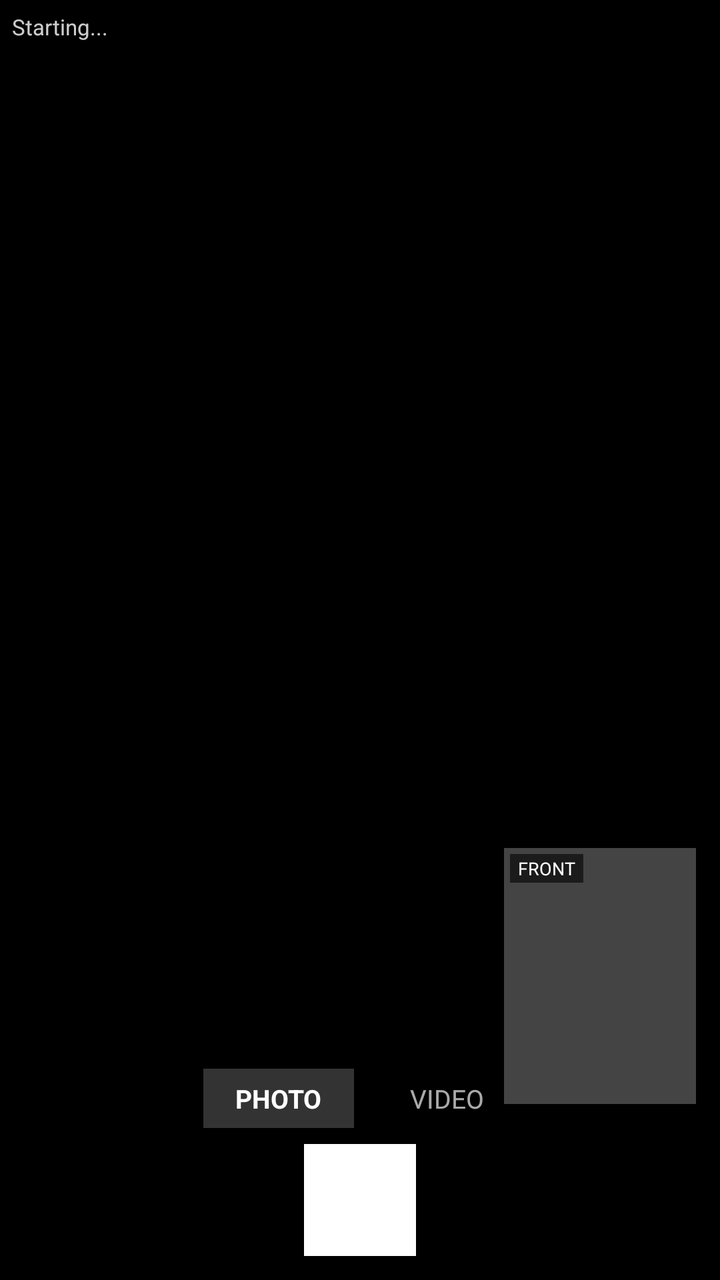
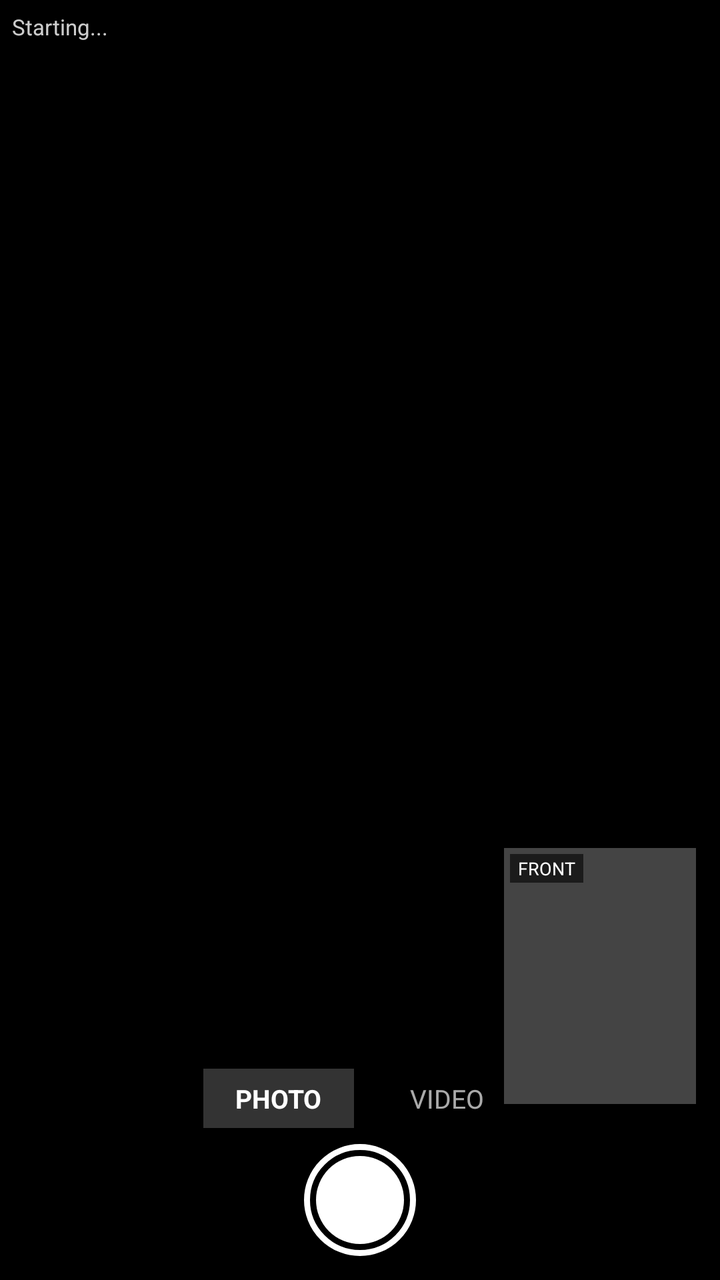

Two renders of the same Android screen: before a commit and after it. Below are the layout's source before the change and the commit's diff.
<!-- AndroidManifest.xml: application theme Theme.Material3.Dark.NoActionBar -->
<!-- res/layout/activity_main.xml -->
<?xml version="1.0" encoding="utf-8"?>
<FrameLayout xmlns:android="http://schemas.android.com/apk/res/android"
    android:id="@+id/root"
    android:layout_width="match_parent"
    android:layout_height="match_parent"
    android:background="#000000">

    
    <TextureView
        android:id="@+id/backPreview"
        android:layout_width="match_parent"
        android:layout_height="match_parent" />

    
    <FrameLayout
        android:id="@+id/pipContainer"
        android:layout_width="96dp"
        android:layout_height="128dp"
        android:layout_gravity="bottom|end"
        android:layout_marginEnd="12dp"
        android:layout_marginBottom="88dp"
        android:background="#44FFFFFF"
        android:elevation="6dp">

        <TextureView
            android:id="@+id/frontPreview"
            android:layout_width="match_parent"
            android:layout_height="match_parent" />

        <TextView
            android:layout_width="wrap_content"
            android:layout_height="wrap_content"
            android:layout_gravity="top|start"
            android:layout_margin="3dp"
            android:background="#99000000"
            android:paddingLeft="4dp"
            android:paddingRight="4dp"
            android:paddingTop="1dp"
            android:paddingBottom="1dp"
            android:text="FRONT"
            android:textColor="#FFFFFF"
            android:textSize="9sp" />
    </FrameLayout>

    
    <TextView
        android:id="@+id/statusText"
        android:layout_width="match_parent"
        android:layout_height="wrap_content"
        android:layout_gravity="top"
        android:background="#66000000"
        android:padding="6dp"
        android:text="Starting..."
        android:textColor="#CCFFFFFF"
        android:textSize="11sp" />

    
    <LinearLayout
        android:layout_width="match_parent"
        android:layout_height="wrap_content"
        android:layout_gravity="bottom"
        android:orientation="vertical"
        android:background="#99000000"
        android:paddingTop="6dp"
        android:paddingBottom="12dp">

        
        <LinearLayout
            android:layout_width="match_parent"
            android:layout_height="wrap_content"
            android:gravity="center"
            android:orientation="horizontal"
            android:paddingBottom="8dp">

            <TextView
                android:id="@+id/btnModePhoto"
                android:layout_width="wrap_content"
                android:layout_height="wrap_content"
                android:paddingLeft="16dp"
                android:paddingRight="16dp"
                android:paddingTop="6dp"
                android:paddingBottom="6dp"
                android:text="PHOTO"
                android:textColor="#FFFFFF"
                android:textSize="13sp"
                android:textStyle="bold"
                android:background="#33FFFFFF" />

            <TextView
                android:id="@+id/btnModeVideo"
                android:layout_width="wrap_content"
                android:layout_height="wrap_content"
                android:layout_marginStart="12dp"
                android:paddingLeft="16dp"
                android:paddingRight="16dp"
                android:paddingTop="6dp"
                android:paddingBottom="6dp"
                android:text="VIDEO"
                android:textColor="#AAFFFFFF"
                android:textSize="13sp" />
        </LinearLayout>

        
        <LinearLayout
            android:layout_width="match_parent"
            android:layout_height="wrap_content"
            android:gravity="center"
            android:orientation="horizontal">

            
            <FrameLayout
                android:id="@+id/btnCapture"
                android:layout_width="56dp"
                android:layout_height="56dp"
                android:background="@android:color/transparent"
                android:clickable="true"
                android:focusable="true">

                <View
                    android:id="@+id/shutterOuter"
                    android:layout_width="56dp"
                    android:layout_height="56dp"
                    android:layout_gravity="center"
                    android:background="#FFFFFFFF" />

                <View
                    android:id="@+id/shutterInner"
                    android:layout_width="44dp"
                    android:layout_height="44dp"
                    android:layout_gravity="center"
                    android:background="#FFFFFFFF" />
            </FrameLayout>
        </LinearLayout>
    </LinearLayout>
</FrameLayout>
<!-- resources referenced by this layout -->
<resources>

</resources>

<!-- the commit's change to res/layout/activity_main.xml (unified diff, before → after) -->
@@ -5,13 +5,11 @@
     android:layout_height="match_parent"
     android:background="#000000">
 
-    
     <TextureView
         android:id="@+id/backPreview"
         android:layout_width="match_parent"
         android:layout_height="match_parent" />
 
-    
     <FrameLayout
         android:id="@+id/pipContainer"
         android:layout_width="96dp"
@@ -42,7 +40,6 @@
             android:textSize="9sp" />
     </FrameLayout>
 
-    
     <TextView
         android:id="@+id/statusText"
         android:layout_width="match_parent"
@@ -54,7 +51,6 @@
         android:textColor="#CCFFFFFF"
         android:textSize="11sp" />
 
-    
     <LinearLayout
         android:layout_width="match_parent"
         android:layout_height="wrap_content"
@@ -64,7 +60,6 @@
         android:paddingTop="6dp"
         android:paddingBottom="12dp">
 
-        
         <LinearLayout
             android:layout_width="match_parent"
             android:layout_height="wrap_content"
@@ -100,19 +95,16 @@
                 android:textSize="13sp" />
         </LinearLayout>
 
-        
         <LinearLayout
             android:layout_width="match_parent"
             android:layout_height="wrap_content"
             android:gravity="center"
             android:orientation="horizontal">
 
-            
             <FrameLayout
                 android:id="@+id/btnCapture"
                 android:layout_width="56dp"
                 android:layout_height="56dp"
-                android:background="@android:color/transparent"
                 android:clickable="true"
                 android:focusable="true">
 
@@ -121,14 +113,14 @@
                     android:layout_width="56dp"
                     android:layout_height="56dp"
                     android:layout_gravity="center"
-                    android:background="#FFFFFFFF" />
+                    android:background="@drawable/shutter_outer" />
 
                 <View
                     android:id="@+id/shutterInner"
                     android:layout_width="44dp"
                     android:layout_height="44dp"
                     android:layout_gravity="center"
-                    android:background="#FFFFFFFF" />
+                    android:background="@drawable/shutter_inner_photo" />
             </FrameLayout>
         </LinearLayout>
     </LinearLayout>
<!-- resource entries referenced after the edit -->
@@ -1,5 +1,19 @@
 <!-- resources referenced by this layout -->
 <resources>
-
+  <!-- drawable shutter_inner_photo (drawable) -->
+  <?xml version="1.0" encoding="utf-8"?>
+  <shape xmlns:android="http://schemas.android.com/apk/res/android"
+      android:shape="oval">
+      <solid android:color="#FFFFFF" />
+      <size android:width="44dp" android:height="44dp" />
+  </shape>
+  <!-- drawable shutter_outer (drawable) -->
+  <?xml version="1.0" encoding="utf-8"?>
+  <shape xmlns:android="http://schemas.android.com/apk/res/android"
+      android:shape="oval">
+      <stroke android:width="3dp" android:color="#FFFFFF" />
+      <solid android:color="#00000000" />
+      <size android:width="56dp" android:height="56dp" />
+  </shape>
 </resources>
 
